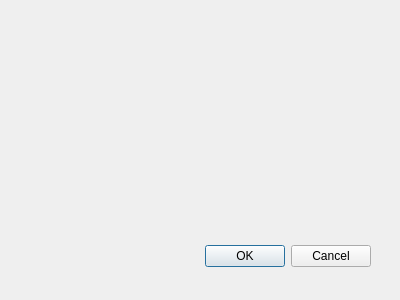
Qt form Lab 1/Time_Reporting_System/entrydialog.ui (Maciekxdabu/egui21z-domanski-maciej) before a commit.
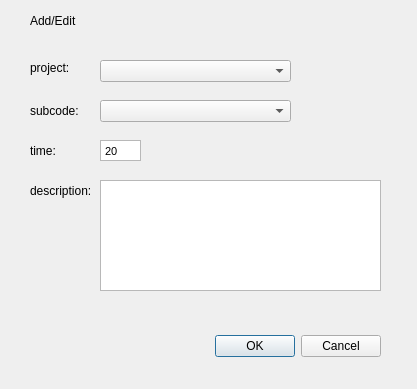
The same form after that commit.

```diff
--- a/Lab 1/Time_Reporting_System/entrydialog.ui
+++ b/Lab 1/Time_Reporting_System/entrydialog.ui
@@ -8,8 +8,8 @@
    <rect>
     <x>0</x>
     <y>0</y>
-    <width>400</width>
-    <height>300</height>
+    <width>417</width>
+    <height>389</height>
    </rect>
   </property>
   <property name="windowTitle">
@@ -18,8 +18,8 @@
   <widget name="buttonBox" class="QDialogButtonBox">
    <property name="geometry">
     <rect>
-     <x>30</x>
-     <y>240</y>
+     <x>40</x>
+     <y>330</y>
      <width>341</width>
      <height>32</height>
     </rect>
@@ -31,6 +31,127 @@
     <set>QDialogButtonBox::Cancel|QDialogButtonBox::Ok</set>
    </property>
   </widget>
+  <widget class="QComboBox" name="comboBox">
+   <property name="geometry">
+    <rect>
+     <x>100</x>
+     <y>60</y>
+     <width>191</width>
+     <height>22</height>
+    </rect>
+   </property>
+  </widget>
+  <widget class="QLabel" name="label">
+   <property name="geometry">
+    <rect>
+     <x>30</x>
+     <y>60</y>
+     <width>47</width>
+     <height>16</height>
+    </rect>
+   </property>
+   <property name="text">
+    <string>project:</string>
+   </property>
+  </widget>
+  <widget class="QLabel" name="label_2">
+   <property name="geometry">
+    <rect>
+     <x>30</x>
+     <y>100</y>
+     <width>51</width>
+     <height>21</height>
+    </rect>
+   </property>
+   <property name="text">
+    <string>subcode:</string>
+   </property>
+  </widget>
+  <widget class="QLabel" name="label_3">
+   <property name="geometry">
+    <rect>
+     <x>30</x>
+     <y>140</y>
+     <width>51</width>
+     <height>21</height>
+    </rect>
+   </property>
+   <property name="text">
+    <string>time:</string>
+   </property>
+  </widget>
+  <widget class="QLabel" name="label_4">
+   <property name="geometry">
+    <rect>
+     <x>30</x>
+     <y>180</y>
+     <width>61</width>
+     <height>21</height>
+    </rect>
+   </property>
+   <property name="text">
+    <string>description:</string>
+   </property>
+  </widget>
+  <widget class="QComboBox" name="comboBox_2">
+   <property name="geometry">
+    <rect>
+     <x>100</x>
+     <y>100</y>
+     <width>191</width>
+     <height>22</height>
+    </rect>
+   </property>
+  </widget>
+  <widget class="QTextEdit" name="usernameText">
+   <property name="geometry">
+    <rect>
+     <x>100</x>
+     <y>140</y>
+     <width>41</width>
+     <height>21</height>
+    </rect>
+   </property>
+   <property name="verticalScrollBarPolicy">
+    <enum>Qt::ScrollBarAlwaysOff</enum>
+   </property>
+   <property name="horizontalScrollBarPolicy">
+    <enum>Qt::ScrollBarAlwaysOff</enum>
+   </property>
+   <property name="lineWrapMode">
+    <enum>QTextEdit::NoWrap</enum>
+   </property>
+   <property name="html">
+    <string>&lt;!DOCTYPE HTML PUBLIC &quot;-//W3C//DTD HTML 4.0//EN&quot; &quot;http://www.w3.org/TR/REC-html40/strict.dtd&quot;&gt;
+&lt;html&gt;&lt;head&gt;&lt;meta name=&quot;qrichtext&quot; content=&quot;1&quot; /&gt;&lt;style type=&quot;text/css&quot;&gt;
+p, li { white-space: pre-wrap; }
+&lt;/style&gt;&lt;/head&gt;&lt;body style=&quot; font-family:'MS Shell Dlg 2'; font-size:8.25pt; font-weight:400; font-style:normal;&quot;&gt;
+&lt;p style=&quot; margin-top:0px; margin-bottom:0px; margin-left:0px; margin-right:0px; -qt-block-indent:0; text-indent:0px;&quot;&gt;20&lt;/p&gt;&lt;/body&gt;&lt;/html&gt;</string>
+   </property>
+  </widget>
+  <widget class="QTextEdit" name="textEdit">
+   <property name="geometry">
+    <rect>
+     <x>100</x>
+     <y>180</y>
+     <width>281</width>
+     <height>111</height>
+    </rect>
+   </property>
+  </widget>
+  <widget class="QLabel" name="mainLabel">
+   <property name="geometry">
+    <rect>
+     <x>30</x>
+     <y>10</y>
+     <width>71</width>
+     <height>21</height>
+    </rect>
+   </property>
+   <property name="text">
+    <string>Add/Edit</string>
+   </property>
+  </widget>
  </widget>
  <pixmapfunction/>
  <resources/>
```
Left out of the diff: 9 changed lines with no effect on the pictures.
